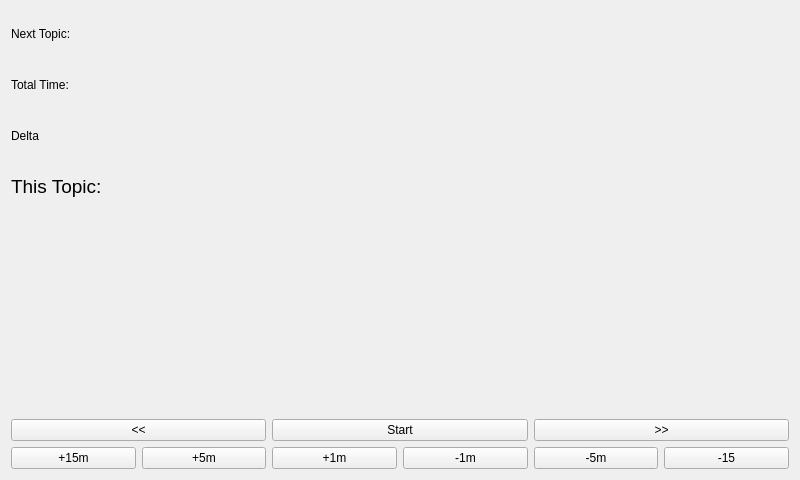
Old version of the form MainWindow.ui in the repository hardaker/Agenda.
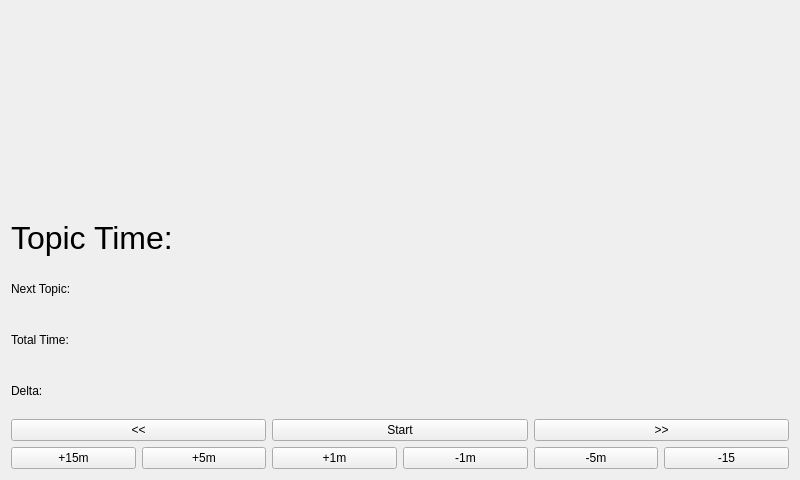
New version of the form.

Commit message: rearrange layout

```diff
--- a/MainWindow.ui
+++ b/MainWindow.ui
@@ -18,42 +18,44 @@
     <item>
      <layout class="QVBoxLayout" name="verticalLayout">
       <item>
+       <widget class="QLabel" name="topic">
+        <property name="font">
+         <font>
+          <pointsize>48</pointsize>
+          <weight>75</weight>
+          <bold>true</bold>
+         </font>
+        </property>
+        <property name="text">
+         <string/>
+        </property>
+        <property name="alignment">
+         <set>Qt::AlignCenter</set>
+        </property>
+       </widget>
+      </item>
+     </layout>
+    </item>
+    <item>
        <layout class="QHBoxLayout" name="horizontalLayout_2">
         <item>
          <layout class="QGridLayout" name="gridLayout">
           <item row="3" column="0">
            <widget class="QLabel" name="label">
-            <property name="font">
-             <font>
-              <pointsize>14</pointsize>
-             </font>
-            </property>
             <property name="text">
-             <string>This Topic:</string>
+           <string>Delta:</string>
             </property>
            </widget>
           </item>
           <item row="3" column="1">
-           <widget class="QLabel" name="timeLeft">
-            <property name="font">
-             <font>
-              <pointsize>14</pointsize>
-             </font>
-            </property>
+         <widget class="QLabel" name="delta">
             <property name="text">
              <string/>
             </property>
            </widget>
           </item>
-          <item row="1" column="0">
-           <widget class="QLabel" name="label_2">
-            <property name="text">
-             <string>Total Time:</string>
-            </property>
-           </widget>
-          </item>
           <item row="1" column="1">
-           <widget class="QLabel" name="totalTime">
+         <widget class="QLabel" name="nextTopic">
             <property name="text">
              <string/>
             </property>
@@ -61,13 +63,23 @@
           </item>
           <item row="0" column="0">
            <widget class="QLabel" name="label_3">
+          <property name="font">
+           <font>
+            <pointsize>24</pointsize>
+           </font>
+          </property>
             <property name="text">
-             <string>Next Topic:</string>
+           <string>Topic Time:</string>
             </property>
            </widget>
           </item>
           <item row="0" column="1">
-           <widget class="QLabel" name="nextTopic">
+         <widget class="QLabel" name="timeLeft">
+          <property name="font">
+           <font>
+            <pointsize>24</pointsize>
+           </font>
+          </property>
             <property name="text">
              <string/>
             </property>
@@ -76,37 +88,27 @@
           <item row="2" column="0">
            <widget class="QLabel" name="label_4">
             <property name="text">
-             <string>Delta</string>
+           <string>Total Time:</string>
             </property>
            </widget>
           </item>
           <item row="2" column="1">
-           <widget class="QLabel" name="delta">
+         <widget class="QLabel" name="totalTime">
             <property name="text">
              <string/>
             </property>
            </widget>
           </item>
-         </layout>
-        </item>
-       </layout>
-      </item>
-      <item>
-       <widget class="QLabel" name="topic">
-        <property name="font">
-         <font>
-          <pointsize>48</pointsize>
-          <weight>75</weight>
-          <bold>true</bold>
-         </font>
-        </property>
+        <item row="1" column="0">
+         <widget class="QLabel" name="label_2">
         <property name="text">
-         <string/>
-        </property>
-        <property name="alignment">
-         <set>Qt::AlignCenter</set>
-        </property>
-       </widget>
+           <string>Next Topic:</string>
+          </property>
+         </widget>
+        </item>
+       </layout>
+      </item>
+     </layout>
       </item>
       <item>
        <layout class="QHBoxLayout" name="horizontalLayout">
@@ -133,8 +135,6 @@
            <string>&gt;&gt;</string>
           </property>
          </widget>
-        </item>
-       </layout>
       </item>
      </layout>
     </item>
```
Lines whose indentation alone changed are shown as unchanged.
